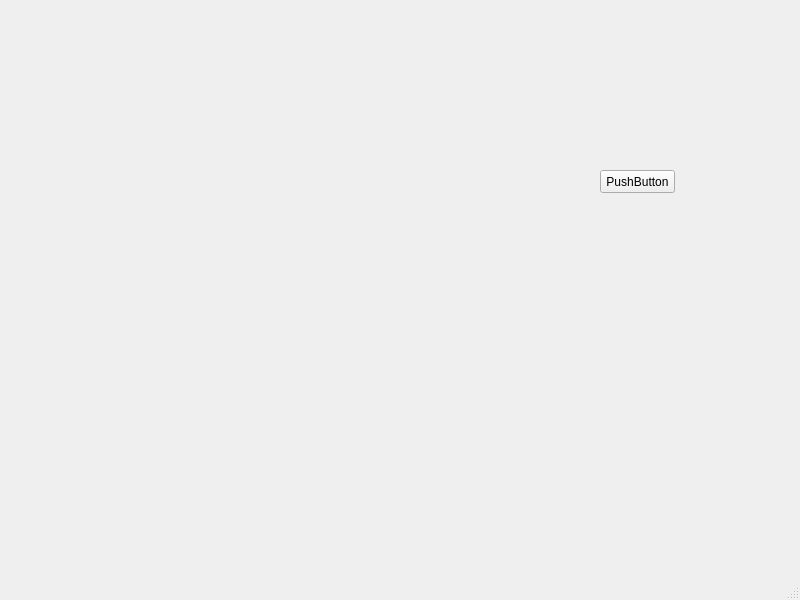
Old version of the form mainwindow.ui in the repository Qininining/BaslerCamera.
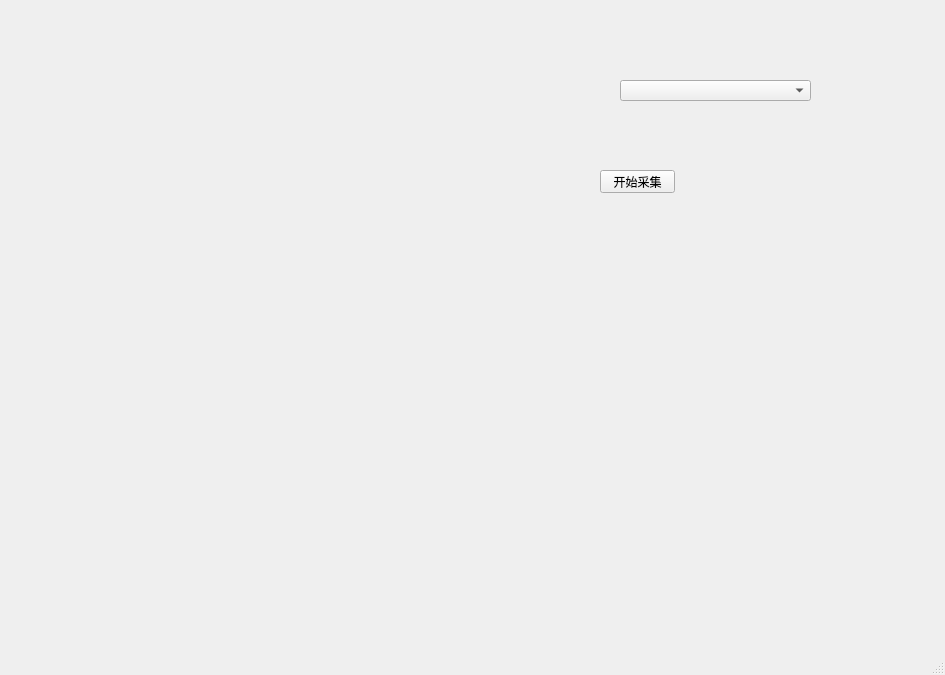
New version of the form.

```diff
--- a/mainwindow.ui
+++ b/mainwindow.ui
@@ -6,8 +6,8 @@
    <rect>
     <x>0</x>
     <y>0</y>
-    <width>800</width>
-    <height>600</height>
+    <width>945</width>
+    <height>675</height>
    </rect>
   </property>
   <property name="windowTitle">
@@ -47,12 +47,22 @@
      </rect>
     </property>
     <property name="text">
-     <string>PushButton</string>
+     <string>开始采集</string>
     </property>
     <property name="checkable">
      <bool>true</bool>
     </property>
    </widget>
+   <widget class="QComboBox" name="comboBox_CamList">
+    <property name="geometry">
+     <rect>
+      <x>620</x>
+      <y>80</y>
+      <width>191</width>
+      <height>21</height>
+     </rect>
+    </property>
+   </widget>
   </widget>
   <widget class="QMenuBar" name="menubar">
    <property name="geometry">
```
Left out of the diff: 4 changed lines with no effect on the pictures.
